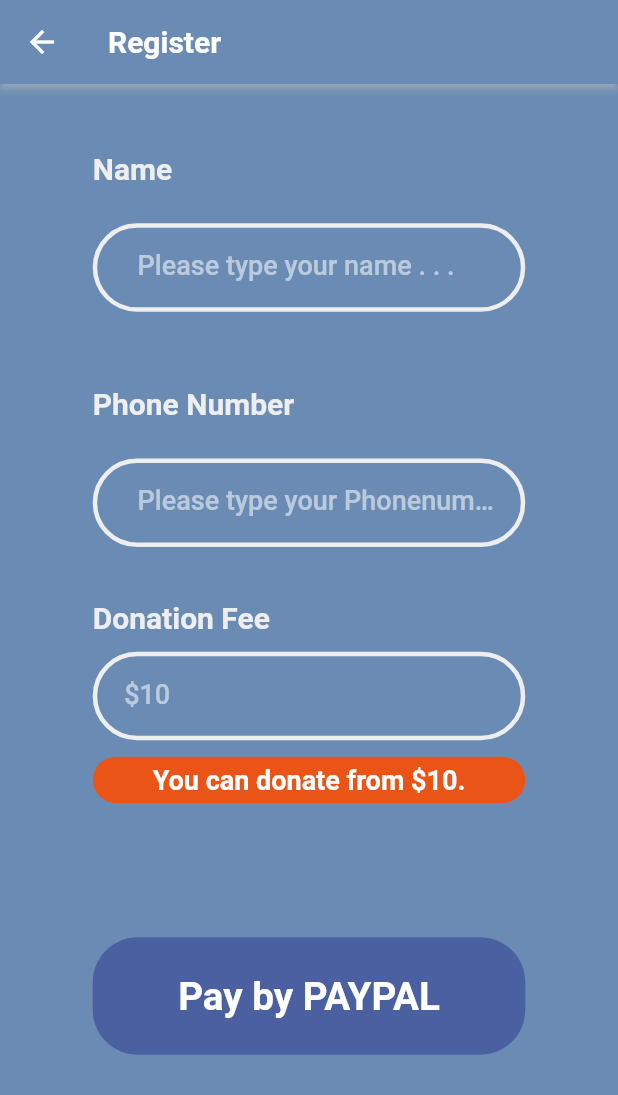
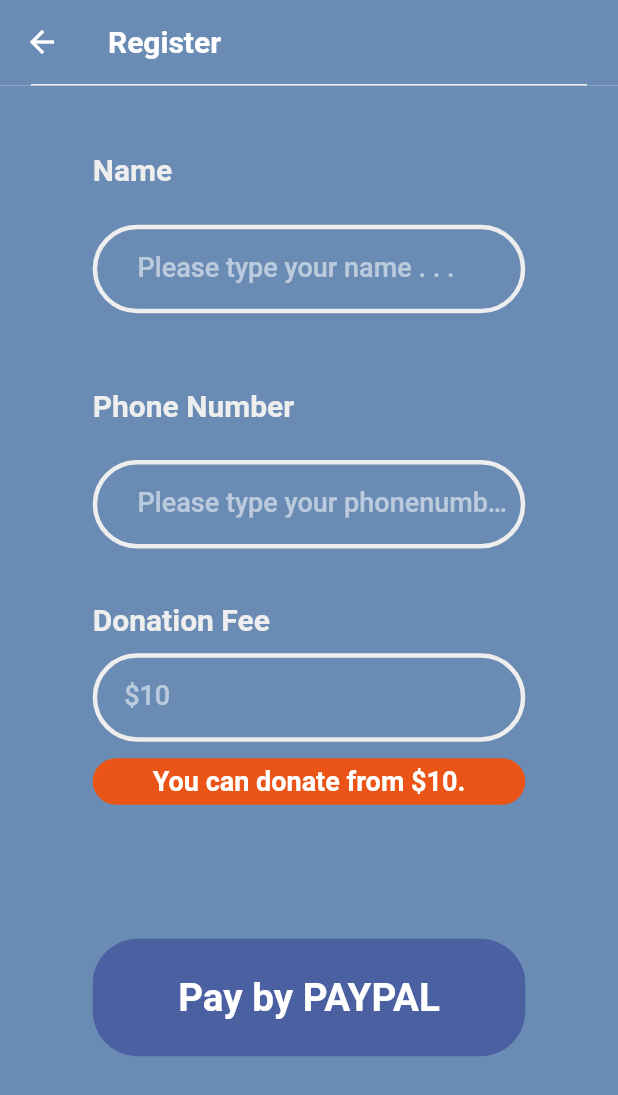
Before and after one commit to seunghwanly/minimarathon, a Flutter app: the screen it shows after launch, after a tap on "Single", on a phone screen of 412 x 824 dp. Shown: the top 1095 px of the screen. Run offline on Flutter 3.47's test engine with Material 2 defaults, Android fonts, the phone set to English and light mode, and no system bars; our stand-ins replace firebase_database, flutter_linkify, shared_preferences, webview_flutter; missing offline and left inert: background_location, http_auth, loading_animations; accounts and stored records are empty.

```diff
--- a/minimarathon/lib/component/body/register/single_register.dart
+++ b/minimarathon/lib/component/body/register/single_register.dart
@@ -26,7 +26,7 @@ class _SingleRegisterState extends State<SingleRegister> {
 
   Map<String, dynamic> singleRegisterData = {
     "name": "  Please type your name . . .",
-    "phoneNumber": "  Please type your Phonenumber . . .",
+    "phoneNumber": "  Please type your phonenumber . . .",
     "donationFee": 10
   };
 
@@ -150,7 +150,8 @@ class _SingleRegisterState extends State<SingleRegister> {
                                       borderRadius: BorderRadius.circular(30),
                                       borderSide: new BorderSide(
                                           color: lightwhite, width: 3)),
-                                  labelText: '  ${singleRegisterData['phoneNumber']}',
+                                  labelText:
+                                      '  ${singleRegisterData['phoneNumber']}',
                                   labelStyle: TextStyle(
                                       color: Colors.white54,
                                       fontSize: 18,
@@ -202,7 +203,8 @@ class _SingleRegisterState extends State<SingleRegister> {
                                       borderRadius: BorderRadius.circular(30),
                                       borderSide: new BorderSide(
                                           color: lightwhite, width: 3)),
-                                  labelText: '  \$${singleRegisterData['donationFee']}',
+                                  labelText:
+                                      '  \$${singleRegisterData['donationFee']}',
                                   labelStyle: TextStyle(
                                       color: Colors.white54,
                                       fontSize: 18,
@@ -222,11 +224,13 @@ class _SingleRegisterState extends State<SingleRegister> {
                               )),
                           Container(
                             alignment: Alignment.center,
-                            padding: EdgeInsets.symmetric(horizontal: 15.0, vertical: 5.0),
+                            padding: EdgeInsets.symmetric(
+                                horizontal: 15.0, vertical: 5.0),
                             decoration: BoxDecoration(
-                              borderRadius: BorderRadius.circular(30.0),
-                              color: !isRegisterAvailable ? mandarin : Colors.green[400]
-                            ),
+                                borderRadius: BorderRadius.circular(30.0),
+                                color: !isRegisterAvailable
+                                    ? mandarin
+                                    : Colors.green[400]),
                             child: Text(
                               !isRegisterAvailable
                                   ? "You can donate from \$10."
@@ -260,7 +264,11 @@ class _SingleRegisterState extends State<SingleRegister> {
                         if (!isRegisterAvailable) {
                           if (singleRegisterData['donationFee'] >= 10 &&
                               singleRegisterData['name'] != '' &&
-                              singleRegisterData['phoneNumber'] != '') {
+                              singleRegisterData['name'] !=
+                                  "  Please type your name . . ." &&
+                              singleRegisterData['phoneNumber'] != '' &&
+                              singleRegisterData['phoneNumber'] !=
+                                  "  Please type your phonenumber . . .") {
                             setState(() {
                               isPaymentAvailable = true;
                             });
--- a/minimarathon/lib/component/header/header.dart
+++ b/minimarathon/lib/component/header/header.dart
@@ -11,9 +11,26 @@ class CustomHeader extends StatelessWidget {
       return new Scaffold(
           appBar: new AppBar(
             title: title == "" ? Text("") : title,
-            elevation: title == "" ? 0.0 : 2.0,
-            shadowColor: title == "" ? Colors.transparent : white,
+            // 1번
+            // elevation: title == "" ? 0.0 : 2.0,
+            // shadowColor: title == "" ? Colors.transparent : white,
+            // backgroundColor: pastelblue,
+            // 2번
+            // elevation: 0.0,
+            // backgroundColor: title == "" ? pastelblue : deepPastelblue,
+            // 3번
+            elevation: 0.0,
+            bottom: PreferredSize(
+              child: Container(
+                color: title != "" ? lightwhite : Colors.transparent,
+                height: 1.0,
+                width: MediaQuery.of(context).size.width * 0.9,
+              ),
+              preferredSize: Size.fromHeight(1.0),
+            ),
             backgroundColor: pastelblue,
+
+            // 전반적인 테마색 : header title
             textTheme: TextTheme(
                 headline6: TextStyle(
                     color: white, fontWeight: FontWeight.bold, fontSize: 20.0)),
```
Also changed, not shown: minimarathon/lib/main.dart (+15 -15 lines).
